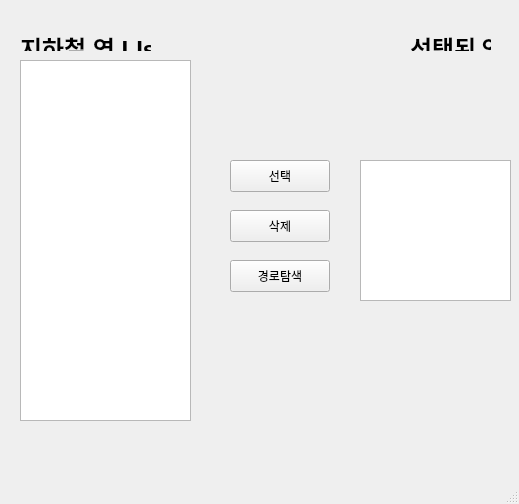
First picture: the form in Subway.ui, repository akakss225/Toy_project_subway_nav, before the edit.
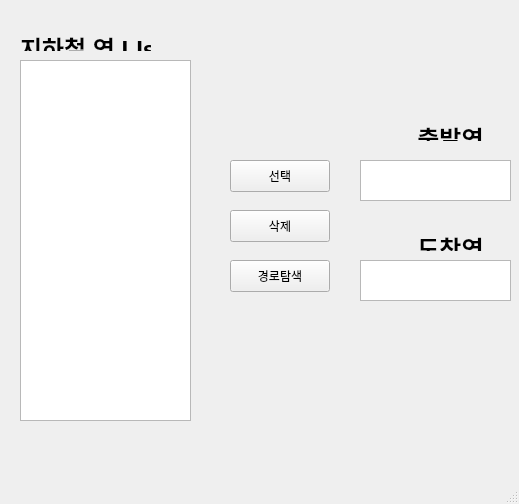
Second picture: the form after the edit.

The edit to the form file:
```diff
--- a/Subway.ui
+++ b/Subway.ui
@@ -36,19 +36,18 @@
     <property name="geometry">
      <rect>
       <x>410</x>
-      <y>30</y>
+      <y>120</y>
       <width>81</width>
       <height>21</height>
      </rect>
     </property>
     <property name="font">
      <font>
-      <family>BM Dohyeon</family>
       <bold>true</bold>
      </font>
     </property>
     <property name="text">
-     <string>&lt;html&gt;&lt;head/&gt;&lt;body&gt;&lt;p align=&quot;center&quot;&gt;&lt;span style=&quot; font-size:18pt;&quot;&gt;선택된 역&lt;/span&gt;&lt;/p&gt;&lt;/body&gt;&lt;/html&gt;</string>
+     <string>&lt;html&gt;&lt;head/&gt;&lt;body&gt;&lt;p align=&quot;center&quot;&gt;&lt;span style=&quot; font-size:18pt;&quot;&gt;출발역&lt;/span&gt;&lt;/p&gt;&lt;/body&gt;&lt;/html&gt;</string>
     </property>
    </widget>
    <widget class="QPushButton" name="btn_sel">
@@ -106,7 +105,36 @@
       <x>360</x>
       <y>160</y>
       <width>151</width>
-      <height>141</height>
+      <height>41</height>
+     </rect>
+    </property>
+   </widget>
+   <widget class="QLabel" name="label_3">
+    <property name="geometry">
+     <rect>
+      <x>410</x>
+      <y>230</y>
+      <width>81</width>
+      <height>21</height>
+     </rect>
+    </property>
+    <property name="font">
+     <font>
+      <family>BM Dohyeon</family>
+      <bold>true</bold>
+     </font>
+    </property>
+    <property name="text">
+     <string>&lt;html&gt;&lt;head/&gt;&lt;body&gt;&lt;p align=&quot;center&quot;&gt;&lt;span style=&quot; font-size:18pt;&quot;&gt;도착역&lt;/span&gt;&lt;/p&gt;&lt;/body&gt;&lt;/html&gt;</string>
+    </property>
+   </widget>
+   <widget class="QListWidget" name="arrive">
+    <property name="geometry">
+     <rect>
+      <x>360</x>
+      <y>260</y>
+      <width>151</width>
+      <height>41</height>
      </rect>
     </property>
    </widget>
```
Left out of the diff: 2 changed lines with no effect on the pictures.
